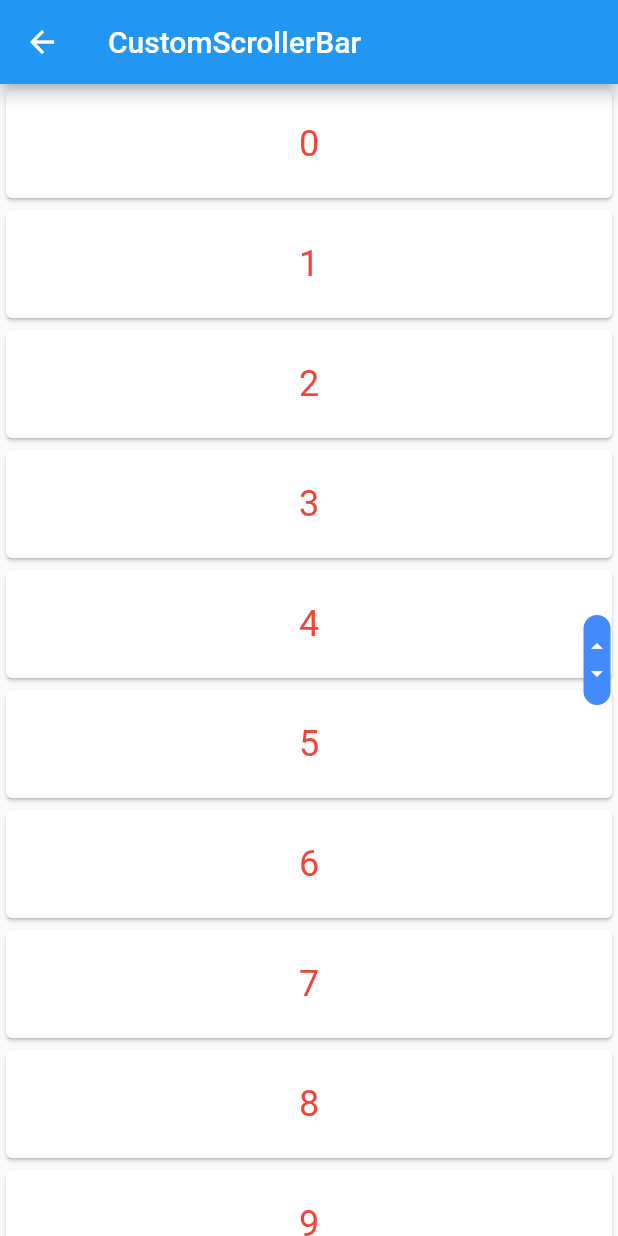
After one commit to jiangxklongmao/flutterLeanning, a Flutter app: the CustomScrollbar screen opened by its route, on a phone screen of 412 x 824 dp. The commit adds this screen. Run offline on Flutter 3.47's test engine with Material 2 defaults, Android fonts, the phone set to English and light mode, and no system bars.

Commit message:
[commit]自定义滚动条

```diff
--- a/lib/main.dart
+++ b/lib/main.dart
@@ -1,4 +1,5 @@
 import 'package:flutter/material.dart';
+import 'package:flutter_learning/page/CustomScrollerBar.dart';
 import 'package:flutter_learning/page/FlowPage.dart';
 import 'package:flutter_learning/page/HomePage.dart';
 import 'package:flutter_learning/page/SemicircleFlowPopMenu.dart';
@@ -38,6 +39,7 @@ class MyApp extends StatelessWidget {
         "SemicircleFlowPopMenu": (BuildContext context) =>
             SemicircleFlowPopMenu(),
         "WeightWidget": (BuildContext context) => WeightWidget(),
+        "CustomScrollerBar": (BuildContext context) => CustomScrollbar(),
       },
     );
   }
--- /dev/null
+++ b/lib/page/CustomScrollerBar.dart
@@ -0,0 +1,92 @@
+import 'package:flutter/material.dart';
+
+///    author : xingke
+///    e-mail : jxklongmao@gmail.com
+///    date   : 2021/5/12 17:56
+///    desc   : 自定义滚动条
+///    version: 1.0
+class CustomScrollbar extends StatefulWidget {
+  @override
+  State<StatefulWidget> createState() {
+    return _CustomScrollbarState();
+  }
+}
+
+class _CustomScrollbarState extends State<CustomScrollbar> {
+  double _alignmentY = 0;
+
+  bool _handleScrollNotification(ScrollNotification notification) {
+    final ScrollMetrics metrics = notification.metrics;
+    print('滚动组件最大滚动距离:${metrics.maxScrollExtent}');
+    print('当前滚动位置:${metrics.pixels}');
+
+    _alignmentY = -1 + (metrics.pixels / metrics.maxScrollExtent) * 2;
+    setState(() {});
+    return true;
+  }
+
+  @override
+  Widget build(BuildContext context) {
+    return Scaffold(
+        appBar: AppBar(
+          title: Text("CustomScrollerBar"),
+        ),
+        body: NotificationListener<ScrollNotification>(
+          onNotification: _handleScrollNotification,
+          child: Stack(
+            alignment: Alignment.topRight,
+            children: [
+              ListView.builder(
+                itemBuilder: (BuildContext context, int index) {
+                  return Card(
+                    child: Container(
+                      height: 45,
+                      alignment: Alignment.center,
+                      child: Text('$index'),
+                    ),
+                  );
+                },
+                itemCount: 100,
+                itemExtent: 80,
+              ),
+              //滚动条
+              Container(
+                alignment: Alignment(1, _alignmentY),
+                padding: EdgeInsets.only(right: 5),
+                child: _ScrollBar(),
+              )
+            ],
+          ),
+        ));
+  }
+}
+
+class _ScrollBar extends StatelessWidget {
+  @override
+  Widget build(BuildContext context) {
+    return Container(
+      width: 18,
+      height: 60,
+      decoration: BoxDecoration(
+        shape: BoxShape.rectangle,
+        borderRadius: BorderRadius.all(Radius.circular(20)),
+        color: Colors.blueAccent,
+      ),
+      child: Column(
+        mainAxisAlignment: MainAxisAlignment.center,
+        children: [
+          Icon(
+            Icons.arrow_drop_up,
+            size: 18,
+            color: Colors.white,
+          ),
+          Icon(
+            Icons.arrow_drop_down,
+            size: 18,
+            color: Colors.white,
+          )
+        ],
+      ),
+    );
+  }
+}
--- a/lib/page/HomePage.dart
+++ b/lib/page/HomePage.dart
@@ -45,6 +45,13 @@ class HomePage extends StatelessWidget {
                   },
                   child: Text("WeightWidget"),
                 ),
+                SizedBox(height: 20),
+                TextButton(
+                  onPressed: () {
+                    Navigator.pushNamed(context, "CustomScrollerBar");
+                  },
+                  child: Text("CustomScrollerBar"),
+                ),
               ],
             ),
           ),
```
